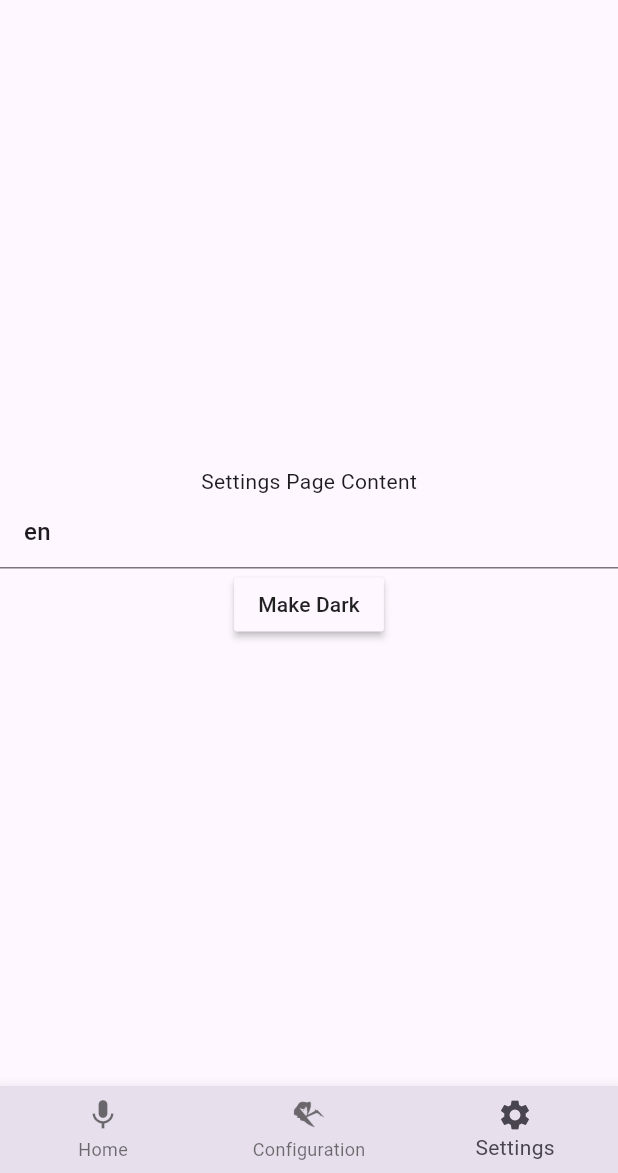
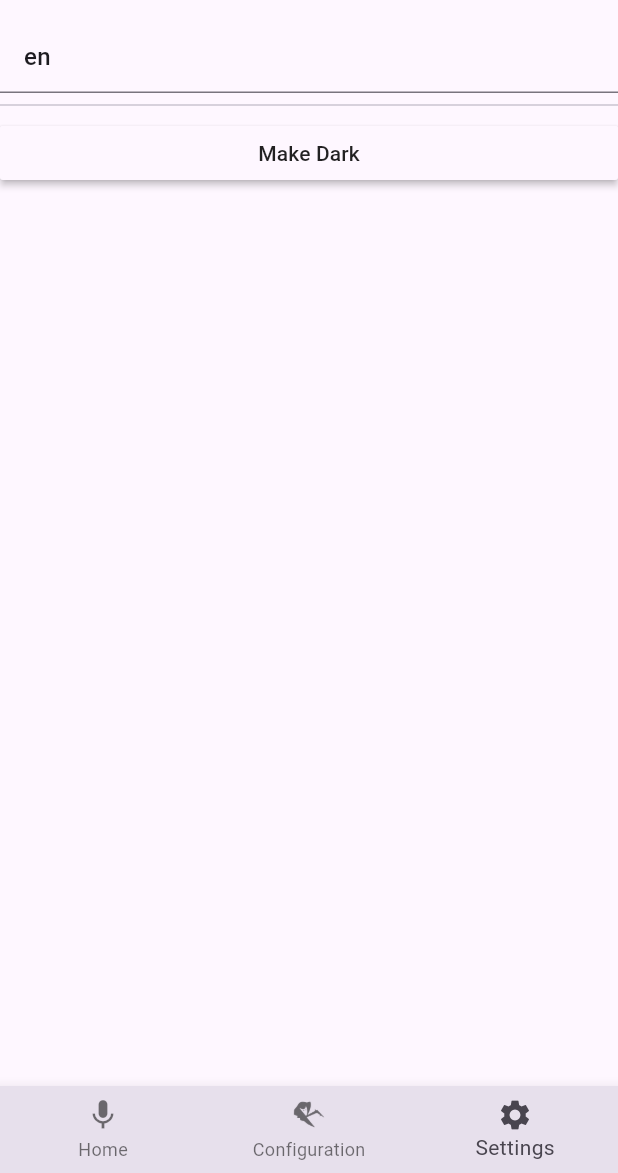
Before and after one commit to Nailik/rhasspy_mobile, a Flutter app: the screen it shows after launch, item 3 of the bottom bar chosen, after a tap on "Make Light", on a phone screen of 412 x 824 dp, the part 63-1236 px from its top. Run offline on Flutter 3.47's test engine with Material 2 defaults, Android fonts, the phone set to English and light mode, and no system bars; our stand-ins replace dropdown_button2, get; generated files the repository leaves out were written again.

Commit message:
better widget management

```diff
--- a/lib/main.dart
+++ b/lib/main.dart
@@ -9,7 +9,7 @@ void main() {
 
 GlobalKey<NavigatorState> materialKey = GlobalKey();
 
-ThemeData getTheme() {
+ThemeData _getTheme() {
   var themeData = ThemeData(
       brightness: themeBrightness.value,
       useMaterial3: true,
@@ -30,15 +30,11 @@ Widget customIconButton({required Icon icon, required VoidCallback onPressed}) {
       constraints: const BoxConstraints(minWidth: 0.0, minHeight: 0.0),
       shape: const RoundedRectangleBorder(
           borderRadius: BorderRadius.all(Radius.circular(5))),
-      fillColor: getTheme().colorScheme.background,
+      fillColor: _getTheme().colorScheme.background,
       child: IconButton(
           onPressed: onPressed,
           icon: icon,
-          splashColor: getTheme().colorScheme.tertiary));
-}
-
-AppLocalizations getLocale() {
-  return AppLocalizations.of(materialKey.currentContext!)!;
+          splashColor: _getTheme().colorScheme.tertiary));
 }
 
 var themeBrightness = Brightness.dark.obs;
@@ -71,7 +67,7 @@ class _RhasspyMobileAppState extends State<RhasspyMobileApp> {
               localizationsDelegates: AppLocalizations.localizationsDelegates,
               supportedLocales: AppLocalizations.supportedLocales,
               navigatorKey: materialKey,
-              theme: getTheme(),
+              theme: _getTheme(),
               home: const MainScreen(),
             )));
   }
--- a/lib/screens/rhasspy_settings/audio_recording_widget.dart
+++ b/lib/screens/rhasspy_settings/audio_recording_widget.dart
@@ -1,12 +1,11 @@
 import 'package:flutter/material.dart';
-import 'package:flutter_gen/gen_l10n/app_localizations.dart';
 import 'package:get/get.dart';
 
-import '../../main.dart';
+import '../rhasspy_settings_screen.dart';
 import 'helper.dart';
 
+extension AudioRecordingWidget on RhasspySettingsScreenState {
   Widget audioRecording() {
-  var locale = AppLocalizations.of(materialKey.currentContext!)!;
     var audioRecordingUdpOutput = false.obs;
     return expandableListItem(
       title: locale.audioRecording,
@@ -36,3 +35,4 @@ Widget audioRecording() {
       ],
     );
   }
+}
--- a/lib/screens/rhasspy_settings/mqtt_widget.dart
+++ b/lib/screens/rhasspy_settings/mqtt_widget.dart
@@ -1,11 +1,11 @@
 import 'package:flutter/material.dart';
 import 'package:get/get.dart';
 
-import '../../main.dart';
+import '../rhasspy_settings_screen.dart';
 import 'helper.dart';
 
+extension MQTTWidget on RhasspySettingsScreenState {
   Widget mqtt() {
-  var locale = getLocale();
     var connectionStatus = false.obs;
     return expandableListItem(
       title: locale.mqtt,
@@ -43,3 +43,4 @@ Widget mqtt() {
       ],
     );
   }
+}
--- a/lib/screens/settings_screen.dart
+++ b/lib/screens/settings_screen.dart
@@ -12,41 +12,40 @@ class SettingsScreen extends StatefulWidget {
 }
 
 class _SettingsScreenState extends State<SettingsScreen> {
-  String dropdownValue = 'One';
+  late AppLocalizations locale;
+  late ThemeData theme;
 
   @override
   Widget build(BuildContext context) {
-    return Center(
-      child: Column(
-        mainAxisAlignment: MainAxisAlignment.center,
-        children: <Widget>[
-          const Text(
-            'Settings Page Content',
-          ),
-          languageDropDown(),
-          MaterialButton(
-            color: getTheme().colorScheme.background,
-              child: Text(themeBrightness.value == Brightness.light
-                  ? "Make Dark"
-                  : "Make Light"),
-              onPressed: () {
-                themeBrightness.value =
-                    (themeBrightness.value == Brightness.light)
-                        ? Brightness.dark
-                        : Brightness.light;
-                setState(() {});
-              })
-        ],
-      ),
+    locale = AppLocalizations.of(context)!;
+    theme = Theme.of(context);
+    return content();
+  }
+
+  Widget content() {
+    final List<Widget> items = <Widget>[languageDropDown(), themeDropDown()];
+
+    return ListView.separated(
+      itemCount: items.length,
+      itemBuilder: (BuildContext context, int index) {
+        return items[index];
+      },
+      separatorBuilder: (BuildContext context, int index) => const Divider(),
     );
   }
 
-  /// App Navigation bar with Title
-  AppBar navigationBar() {
-    return AppBar(
-      title: Text(AppLocalizations.of(context)!.settings),
-      actions: [languageDropDown()],
-    );
+  Widget themeDropDown() {
+    return MaterialButton(
+        color: theme.colorScheme.background,
+        child: Text(themeBrightness.value == Brightness.light
+            ? "Make Dark"
+            : "Make Light"),
+        onPressed: () {
+          themeBrightness.value = (themeBrightness.value == Brightness.light)
+              ? Brightness.dark
+              : Brightness.light;
+          setState(() {});
+        });
   }
 
   Widget languageDropDown() {
@@ -62,7 +61,7 @@ class _SettingsScreenState extends State<SettingsScreen> {
               alignment: Alignment.center,
               child: Text(
                 value.toLanguageTag(),
-          //      style: Theme.of(context).primaryTextTheme.titleLarge,
+                //      style: Theme.of(context).primaryTextTheme.titleLarge,
               ));
         }).toList();
       },
--- a/lib/screens/start_screen.dart
+++ b/lib/screens/start_screen.dart
@@ -1,4 +1,5 @@
 import 'package:flutter/material.dart';
+import 'package:flutter_gen/gen_l10n/app_localizations.dart';
 import 'package:rhasspy_mobile/main.dart';
 
 class StartScreen extends StatefulWidget {
@@ -9,8 +10,14 @@ class StartScreen extends StatefulWidget {
 }
 
 class _StartScreenState extends State<StartScreen> {
+  late AppLocalizations locale;
+  late ThemeData theme;
+
   @override
   Widget build(BuildContext context) {
+    locale = AppLocalizations.of(context)!;
+    theme = Theme.of(context);
+
     return LayoutBuilder(builder: (context, constraint) {
       return SingleChildScrollView(
         child: ConstrainedBox(
@@ -28,7 +35,7 @@ class _StartScreenState extends State<StartScreen> {
     return Expanded(
       child: InkWell(
         onTap: () {},
-        splashColor: getTheme().colorScheme.tertiary,
+        splashColor: theme.colorScheme.tertiary,
         child: Padding(
           padding: const EdgeInsets.symmetric(vertical: 16),
           child: Column(
@@ -37,7 +44,7 @@ class _StartScreenState extends State<StartScreen> {
               children: [
                 Icon(Icons.mic, size: MediaQuery.of(context).size.height / 5),
                 Text(
-                  getLocale().wakeUp,
+                  locale.wakeUp,
                   textAlign: TextAlign.center,
                 )
               ]),
@@ -59,7 +66,7 @@ class _StartScreenState extends State<StartScreen> {
   Widget playRecording() {
     return ElevatedButton.icon(
         onPressed: () {},
-        label: Text(getLocale().playRecording),
+        label: Text(locale.playRecording),
         icon: const Icon(Icons.play_arrow));
   }
 
@@ -70,7 +77,7 @@ class _StartScreenState extends State<StartScreen> {
         Expanded(
             child: TextField(
                 decoration: InputDecoration(
-                    labelText: getLocale().textToRecognize,
+                    labelText: locale.textToRecognize,
                     border: const OutlineInputBorder()))),
         const VerticalDivider(),
         customIconButton(
@@ -86,7 +93,7 @@ class _StartScreenState extends State<StartScreen> {
         Expanded(
             child: TextField(
                 decoration: InputDecoration(
-                    labelText: getLocale().textToSpeak,
+                    labelText: locale.textToSpeak,
                     border: const OutlineInputBorder()))),
         const VerticalDivider(),
         customIconButton(onPressed: () {}, icon: const Icon(Icons.volume_up))
```
Also changed, not shown: lib/screens/rhasspy_settings/audio_playing_widget.dart (+5 -3 lines), lib/screens/rhasspy_settings/dialogue_management_widget.dart (+7 -5 lines), lib/screens/rhasspy_settings/helper.dart (+0 -55 lines), lib/screens/rhasspy_settings/intent_handling_widget.dart (+4 -8 lines), lib/screens/rhasspy_settings/intent_recognition_widget.dart (+5 -3 lines), lib/screens/rhasspy_settings/speech_to_text_widget.dart (+5 -3 lines), lib/screens/rhasspy_settings/text_to_speech_widget.dart (+5 -3 lines), lib/screens/rhasspy_settings/wake_word_widget.dart (+7 -5 lines), lib/screens/rhasspy_settings_screen.dart (+67 -4 lines), 1 other file. Lines whose indentation alone changed are shown as unchanged.
